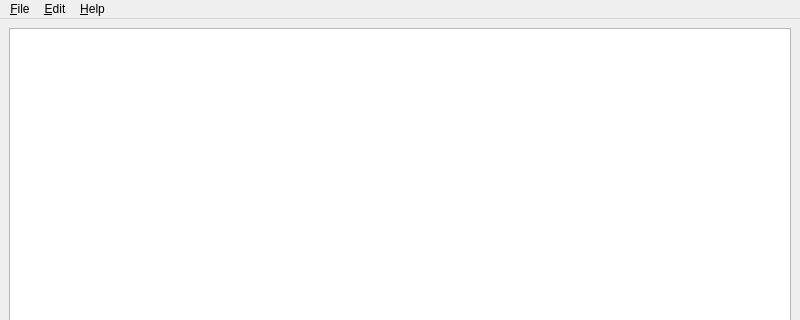
Qt form App/MainWindow.ui (jamiemansfield/Raamatupidamine) before a commit; both pictures show x 0 to 800 and y 0 to 320 of the 800 by 600 pixel window.
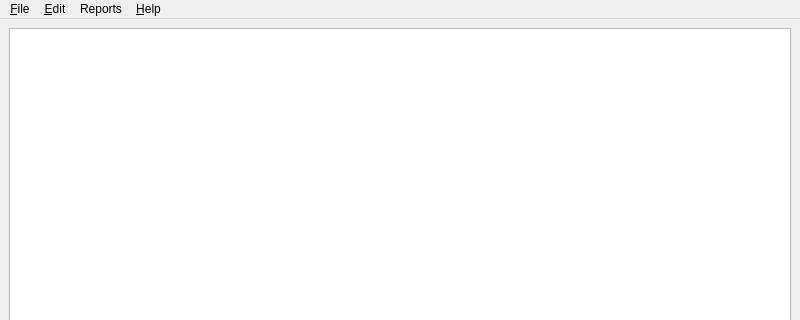
The same form after that commit.

Commit message:
Add trial balance report
It could do with some tweaks to auto-expand the account title column.

Also, it'd be nice to support some export formats (perhaps hledger
format).

What changed in the file:
```diff
--- a/App/MainWindow.ui
+++ b/App/MainWindow.ui
@@ -54,8 +54,15 @@
     <addaction name="separator"/>
     <addaction name="actionCreate_Journal"/>
    </widget>
+   <widget class="QMenu" name="menuReports">
+    <property name="title">
+     <string>Reports</string>
+    </property>
+    <addaction name="actionTrial_Balance"/>
+   </widget>
    <addaction name="menuFile"/>
    <addaction name="menuEdit"/>
+   <addaction name="menuReports"/>
    <addaction name="menuHelp"/>
   </widget>
   <action name="actionQuit">
```
Left out of the diff: 5 changed lines with no effect on the pictures. The commit also changes 8 other files.
